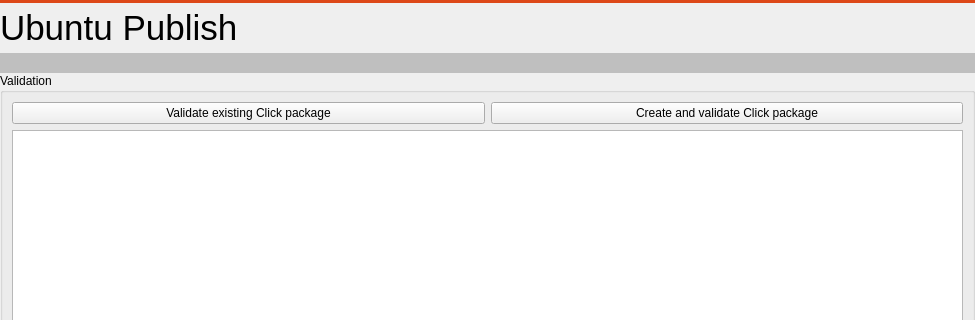
runelabs/qtcreator-plugin-ubuntu, file src/ubuntu/ubuntupackagingwidget.ui: the form before one commit; both pictures show x 0 to 975 and y 0 to 320 of the 975 by 770 pixel window.
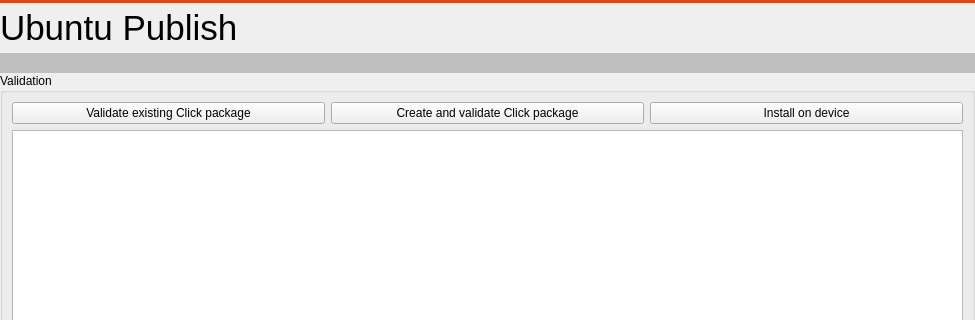
The form after the commit.

Patch:
```diff
--- a/src/ubuntu/ubuntupackagingwidget.ui
+++ b/src/ubuntu/ubuntupackagingwidget.ui
@@ -142,6 +142,13 @@
             </property>
            </widget>
           </item>
+          <item>
+           <widget class="QPushButton" name="pushButton">
+            <property name="text">
+             <string>Install on device</string>
+            </property>
+           </widget>
+          </item>
 	 </layout>
         </item>
          <item>
```
Lines whose indentation alone changed are shown as unchanged.
